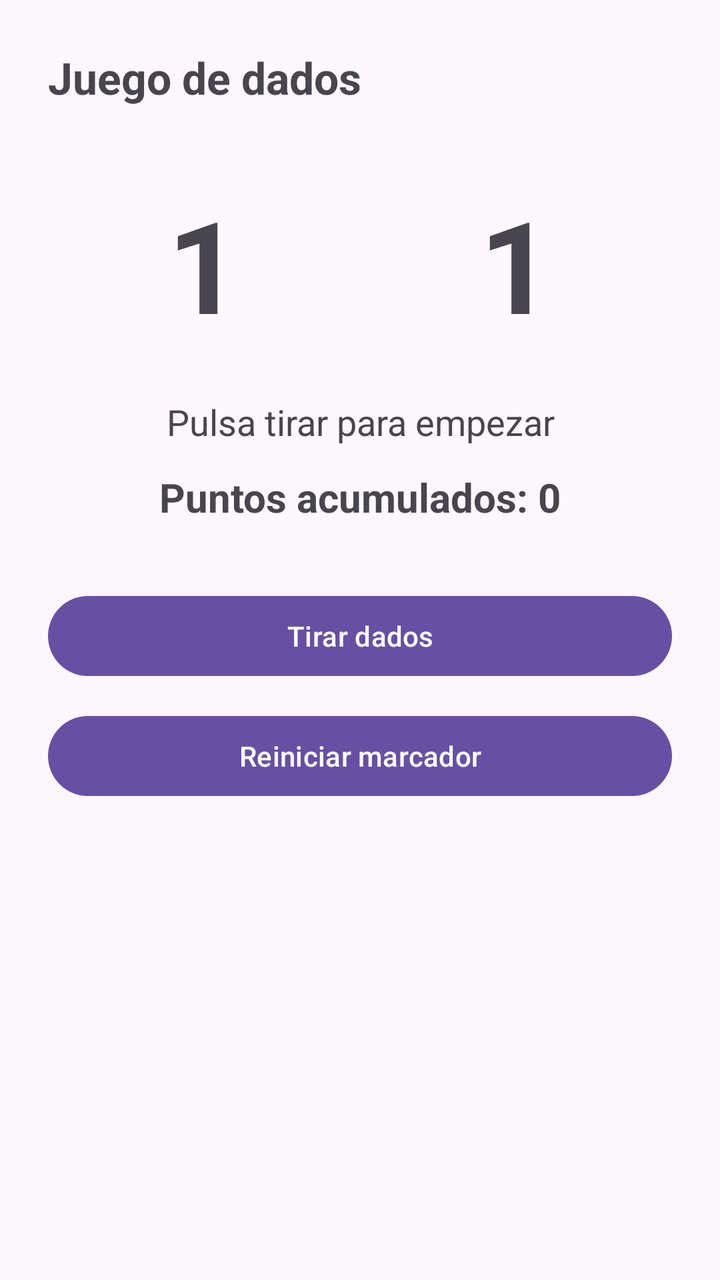
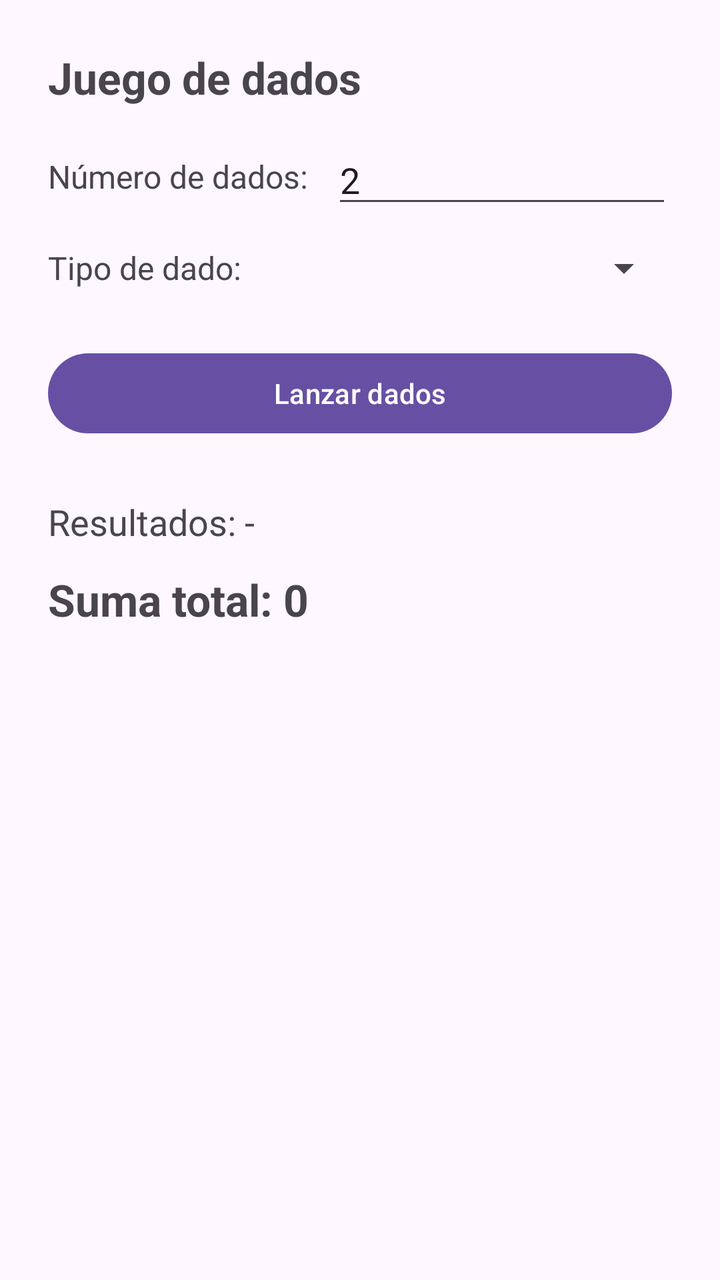

Before-and-after screenshots of an Android layout around one commit, followed by the original layout XML and the change that was made.
<!-- AndroidManifest.xml: application theme Theme.AppTrimestre1_AlejandroPedraza -->
<!-- res/layout/activity_dados.xml -->
<?xml version="1.0" encoding="utf-8"?>
<androidx.constraintlayout.widget.ConstraintLayout xmlns:android="http://schemas.android.com/apk/res/android"
    xmlns:app="http://schemas.android.com/apk/res-auto"
    xmlns:tools="http://schemas.android.com/tools"
    android:id="@+id/main"
    android:layout_width="match_parent"
    android:layout_height="match_parent"
    android:padding="24dp"
    tools:context=".dados.DadosActivity">

    <TextView
        android:id="@+id/tvSaludoDados"
        android:layout_width="0dp"
        android:layout_height="wrap_content"
        android:text="Juego de dados"
        android:textSize="22sp"
        android:textStyle="bold"
        app:layout_constraintEnd_toEndOf="parent"
        app:layout_constraintStart_toStartOf="parent"
        app:layout_constraintTop_toTopOf="parent" />

    <TextView
        android:id="@+id/tvDado1"
        android:layout_width="0dp"
        android:layout_height="wrap_content"
        android:layout_marginTop="36dp"
        android:text="1"
        android:textAlignment="center"
        android:textSize="64sp"
        android:textStyle="bold"
        app:layout_constraintEnd_toStartOf="@+id/tvDado2"
        app:layout_constraintHorizontal_bias="0.5"
        app:layout_constraintStart_toStartOf="parent"
        app:layout_constraintTop_toBottomOf="@+id/tvSaludoDados" />

    <TextView
        android:id="@+id/tvDado2"
        android:layout_width="0dp"
        android:layout_height="wrap_content"
        android:text="1"
        android:textAlignment="center"
        android:textSize="64sp"
        android:textStyle="bold"
        app:layout_constraintBottom_toBottomOf="@+id/tvDado1"
        app:layout_constraintEnd_toEndOf="parent"
        app:layout_constraintHorizontal_bias="0.5"
        app:layout_constraintStart_toEndOf="@+id/tvDado1"
        app:layout_constraintTop_toTopOf="@+id/tvDado1" />

    <TextView
        android:id="@+id/tvResultadoTirada"
        android:layout_width="0dp"
        android:layout_height="wrap_content"
        android:layout_marginTop="24dp"
        android:text="Pulsa tirar para empezar"
        android:textAlignment="center"
        android:textSize="18sp"
        app:layout_constraintEnd_toEndOf="parent"
        app:layout_constraintStart_toStartOf="parent"
        app:layout_constraintTop_toBottomOf="@+id/tvDado1" />

    <TextView
        android:id="@+id/tvPuntosTotales"
        android:layout_width="0dp"
        android:layout_height="wrap_content"
        android:layout_marginTop="12dp"
        android:text="Puntos acumulados: 0"
        android:textAlignment="center"
        android:textSize="20sp"
        android:textStyle="bold"
        app:layout_constraintEnd_toEndOf="parent"
        app:layout_constraintStart_toStartOf="parent"
        app:layout_constraintTop_toBottomOf="@+id/tvResultadoTirada" />

    <Button
        android:id="@+id/btnTirar"
        android:layout_width="0dp"
        android:layout_height="wrap_content"
        android:layout_marginTop="32dp"
        android:text="Tirar dados"
        app:layout_constraintEnd_toEndOf="parent"
        app:layout_constraintStart_toStartOf="parent"
        app:layout_constraintTop_toBottomOf="@+id/tvPuntosTotales" />

    <Button
        android:id="@+id/btnReiniciarDados"
        android:layout_width="0dp"
        android:layout_height="wrap_content"
        android:layout_marginTop="12dp"
        android:text="Reiniciar marcador"
        app:layout_constraintEnd_toEndOf="parent"
        app:layout_constraintStart_toStartOf="parent"
        app:layout_constraintTop_toBottomOf="@+id/btnTirar" />

</androidx.constraintlayout.widget.ConstraintLayout>
<!-- resources referenced by this layout -->
<resources>
  <style name="Theme.AppTrimestre1_AlejandroPedraza" parent="Base.Theme.AppTrimestre1_AlejandroPedraza" />
  <style name="Base.Theme.AppTrimestre1_AlejandroPedraza" parent="Theme.Material3.DayNight.NoActionBar">
          
          
      </style>
</resources>

<!-- the commit's change to res/layout/activity_dados.xml (unified diff, before → after) -->
@@ -20,76 +20,79 @@
         app:layout_constraintTop_toTopOf="parent" />
 
     <TextView
-        android:id="@+id/tvDado1"
-        android:layout_width="0dp"
+        android:id="@+id/tvNumDados"
+        android:layout_width="wrap_content"
         android:layout_height="wrap_content"
-        android:layout_marginTop="36dp"
-        android:text="1"
-        android:textAlignment="center"
-        android:textSize="64sp"
-        android:textStyle="bold"
-        app:layout_constraintEnd_toStartOf="@+id/tvDado2"
-        app:layout_constraintHorizontal_bias="0.5"
+        android:layout_marginTop="24dp"
+        android:text="Número de dados:"
+        android:textSize="16sp"
         app:layout_constraintStart_toStartOf="parent"
         app:layout_constraintTop_toBottomOf="@+id/tvSaludoDados" />
 
-    <TextView
-        android:id="@+id/tvDado2"
+    <EditText
+        android:id="@+id/etCantidadDados"
         android:layout_width="0dp"
         android:layout_height="wrap_content"
-        android:text="1"
-        android:textAlignment="center"
-        android:textSize="64sp"
-        android:textStyle="bold"
-        app:layout_constraintBottom_toBottomOf="@+id/tvDado1"
+        android:layout_marginStart="12dp"
+        android:hint="Ej. 3"
+        android:inputType="number"
+        android:text="2"
+        app:layout_constraintBottom_toBottomOf="@+id/tvNumDados"
         app:layout_constraintEnd_toEndOf="parent"
-        app:layout_constraintHorizontal_bias="0.5"
-        app:layout_constraintStart_toEndOf="@+id/tvDado1"
-        app:layout_constraintTop_toTopOf="@+id/tvDado1" />
+        app:layout_constraintStart_toEndOf="@+id/tvNumDados"
+        app:layout_constraintTop_toTopOf="@+id/tvNumDados" />
 
     <TextView
-        android:id="@+id/tvResultadoTirada"
+        android:id="@+id/tvTipoDado"
+        android:layout_width="wrap_content"
+        android:layout_height="wrap_content"
+        android:layout_marginTop="24dp"
+        android:text="Tipo de dado:"
+        android:textSize="16sp"
+        app:layout_constraintStart_toStartOf="parent"
+        app:layout_constraintTop_toBottomOf="@+id/tvNumDados" />
+
+    <Spinner
+        android:id="@+id/spTipoDado"
         android:layout_width="0dp"
         android:layout_height="wrap_content"
-        android:layout_marginTop="24dp"
-        android:text="Pulsa tirar para empezar"
-        android:textAlignment="center"
-        android:textSize="18sp"
+        android:layout_marginStart="12dp"
+        app:layout_constraintBottom_toBottomOf="@+id/tvTipoDado"
         app:layout_constraintEnd_toEndOf="parent"
-        app:layout_constraintStart_toStartOf="parent"
-        app:layout_constraintTop_toBottomOf="@+id/tvDado1" />
-
-    <TextView
-        android:id="@+id/tvPuntosTotales"
-        android:layout_width="0dp"
-        android:layout_height="wrap_content"
-        android:layout_marginTop="12dp"
-        android:text="Puntos acumulados: 0"
-        android:textAlignment="center"
-        android:textSize="20sp"
-        android:textStyle="bold"
-        app:layout_constraintEnd_toEndOf="parent"
-        app:layout_constraintStart_toStartOf="parent"
-        app:layout_constraintTop_toBottomOf="@+id/tvResultadoTirada" />
+        app:layout_constraintStart_toEndOf="@+id/tvTipoDado"
+        app:layout_constraintTop_toTopOf="@+id/tvTipoDado" />
 
     <Button
         android:id="@+id/btnTirar"
         android:layout_width="0dp"
         android:layout_height="wrap_content"
-        android:layout_marginTop="32dp"
-        android:text="Tirar dados"
+        android:layout_marginTop="28dp"
+        android:text="Lanzar dados"
         app:layout_constraintEnd_toEndOf="parent"
         app:layout_constraintStart_toStartOf="parent"
-        app:layout_constraintTop_toBottomOf="@+id/tvPuntosTotales" />
+        app:layout_constraintTop_toBottomOf="@+id/tvTipoDado" />
 
-    <Button
-        android:id="@+id/btnReiniciarDados"
+    <TextView
+        android:id="@+id/tvResultadosIndividuales"
         android:layout_width="0dp"
         android:layout_height="wrap_content"
-        android:layout_marginTop="12dp"
-        android:text="Reiniciar marcador"
+        android:layout_marginTop="28dp"
+        android:text="Resultados: -"
+        android:textSize="18sp"
         app:layout_constraintEnd_toEndOf="parent"
         app:layout_constraintStart_toStartOf="parent"
         app:layout_constraintTop_toBottomOf="@+id/btnTirar" />
 
+    <TextView
+        android:id="@+id/tvSumaDados"
+        android:layout_width="0dp"
+        android:layout_height="wrap_content"
+        android:layout_marginTop="12dp"
+        android:text="Suma total: 0"
+        android:textSize="22sp"
+        android:textStyle="bold"
+        app:layout_constraintEnd_toEndOf="parent"
+        app:layout_constraintStart_toStartOf="parent"
+        app:layout_constraintTop_toBottomOf="@+id/tvResultadosIndividuales" />
+
 </androidx.constraintlayout.widget.ConstraintLayout>
